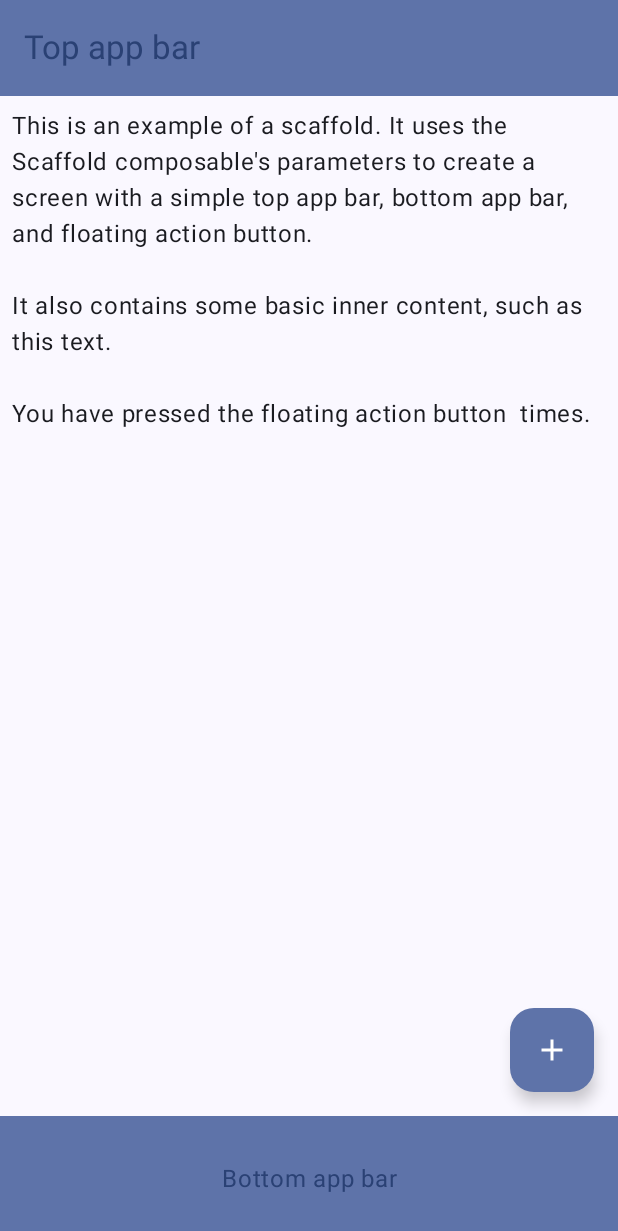
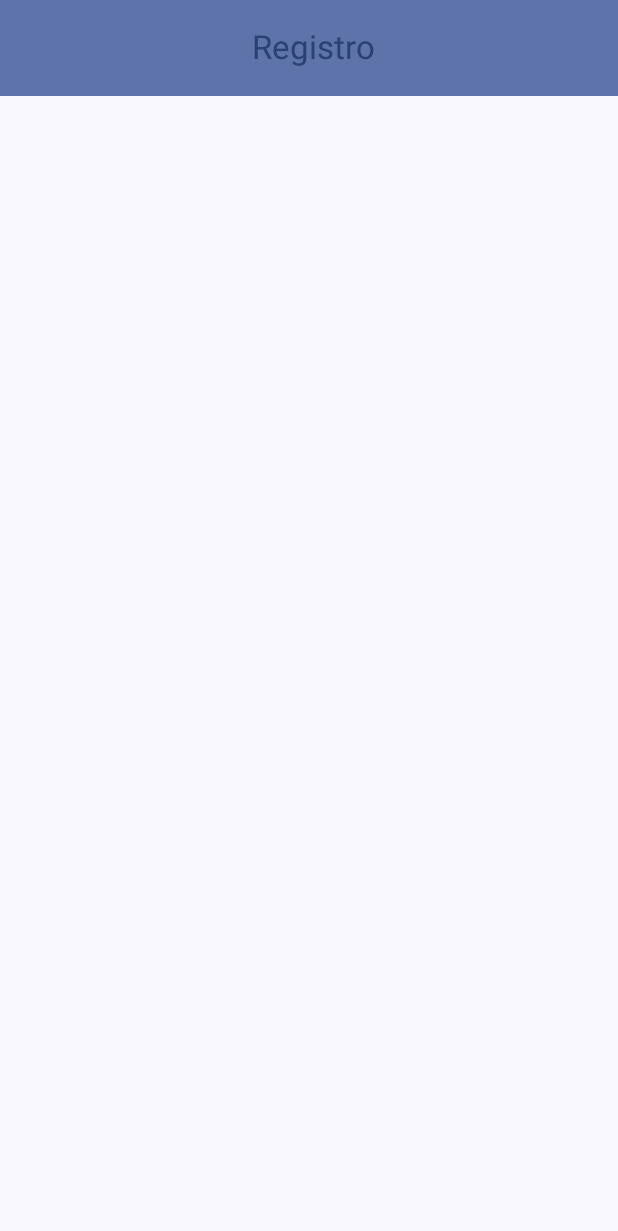
Before and after one commit to AGarcia052/desafiocompose, an Android app built with Jetpack Compose: the composable Registro shown on its own in the app's theme, on a phone screen of 412 x 824 dp. Shown: the top 1231 px of the screen. Run offline under Robolectric (Android 15) with nearby library versions, the phone set to English and light mode, and no system bars; our stand-ins replace Firebase (no records; nobody signed in at launch, a user with empty details on screens opened directly).

Commit message:
Creado login usuario

```diff
--- a/app/build.gradle.kts
+++ b/app/build.gradle.kts
@@ -6,7 +6,7 @@ plugins {
 
 android {
     namespace = "com.alejandro.minidesafiocompose"
-    compileSdk = 34
+    compileSdk = 35
 
     defaultConfig {
         applicationId = "com.alejandro.minidesafiocompose"
--- a/app/src/main/java/com/alejandro/minidesafiocompose/MainActivity.kt
+++ b/app/src/main/java/com/alejandro/minidesafiocompose/MainActivity.kt
@@ -7,6 +7,8 @@ import androidx.activity.enableEdgeToEdge
 import androidx.navigation.compose.NavHost
 import androidx.navigation.compose.composable
 import androidx.navigation.compose.rememberNavController
+import com.alejandro.minidesafiocompose.loginyregistro.Login
+import com.alejandro.minidesafiocompose.loginyregistro.Registro
 import com.alejandro.minidesafiocompose.ui.theme.MinidesafioComposeTheme
 
 class MainActivity : ComponentActivity() {
@@ -18,10 +20,10 @@ class MainActivity : ComponentActivity() {
                 val navController = rememberNavController()
                 NavHost(navController = navController, startDestination = Rutas.login) {
                     composable(Rutas.login) {
-                        //Login(navController)
+                        Login(navController)
                     }
                     composable(Rutas.registro) {
-                        //Registro(navController)
+                        Registro(navController)
                     }
                 }
             }
--- a/app/src/main/java/com/alejandro/minidesafiocompose/loginyregistro/Registro.kt
+++ b/app/src/main/java/com/alejandro/minidesafiocompose/loginyregistro/Registro.kt
@@ -2,29 +2,33 @@ package com.alejandro.minidesafiocompose.loginyregistro
 
 import androidx.compose.foundation.layout.Arrangement
 import androidx.compose.foundation.layout.Column
+import androidx.compose.foundation.layout.Row
+import androidx.compose.foundation.layout.Spacer
 import androidx.compose.foundation.layout.fillMaxWidth
+import androidx.compose.foundation.layout.height
 import androidx.compose.foundation.layout.padding
-import androidx.compose.material.icons.Icons
-import androidx.compose.material.icons.filled.Add
-import androidx.compose.material3.BottomAppBar
 import androidx.compose.material3.ExperimentalMaterial3Api
-import androidx.compose.material3.FloatingActionButton
-import androidx.compose.material3.Icon
 import androidx.compose.material3.MaterialTheme
 import androidx.compose.material3.Scaffold
 import androidx.compose.material3.Text
 import androidx.compose.material3.TopAppBar
 import androidx.compose.material3.TopAppBarDefaults.topAppBarColors
 import androidx.compose.runtime.Composable
+import androidx.compose.runtime.remember
+import androidx.compose.ui.Alignment
 import androidx.compose.ui.Modifier
-import androidx.compose.ui.text.style.TextAlign
+import androidx.compose.ui.platform.LocalContext
+import androidx.compose.ui.tooling.preview.Preview
 import androidx.compose.ui.unit.dp
 import androidx.navigation.NavController
+import com.alejandro.minidesafiocompose.ui.theme.MinidesafioComposeTheme
 
 
 @OptIn(ExperimentalMaterial3Api::class)
 @Composable
 fun Registro(nav: NavController){
+        val viewModel = remember { LoginRegistroViewModel() }
+
     Scaffold(
         topBar = {
             TopAppBar(
@@ -33,27 +37,17 @@ fun Registro(nav: NavController){
                     titleContentColor = MaterialTheme.colorScheme.primary,
                 ),
                 title = {
-                    Text("Top app bar")
+                    Row(
+                        verticalAlignment = Alignment.CenterVertically,
+                        horizontalArrangement = Arrangement.Center,
+                        modifier = Modifier.fillMaxWidth().padding(end = 10.dp)
+                    ) {
+                        Text("Registro")
+
+                    }
+
                 }
             )
-        },
-        bottomBar = {
-            BottomAppBar(
-                containerColor = MaterialTheme.colorScheme.primaryContainer,
-                contentColor = MaterialTheme.colorScheme.primary,
-            ) {
-                Text(
-                    modifier = Modifier
-                        .fillMaxWidth(),
-                    textAlign = TextAlign.Center,
-                    text = "Bottom app bar",
-                )
-            }
-        },
-        floatingActionButton = {
-            FloatingActionButton(onClick = {  }) {
-                Icon(Icons.Default.Add, contentDescription = "Add")
-            }
         }
     ) { innerPadding ->
         Column(
@@ -61,17 +55,22 @@ fun Registro(nav: NavController){
                 .padding(innerPadding),
             verticalArrangement = Arrangement.spacedBy(16.dp),
         ) {
-            Text(
-                modifier = Modifier.padding(8.dp),
-                text =
-                """
-                    This is an example of a scaffold. It uses the Scaffold composable's parameters to create a screen with a simple top app bar, bottom app bar, and floating action button.
+            Spacer(Modifier.height(10.dp))
 
-                    It also contains some basic inner content, such as this text.
+            Spacer(Modifier.height(40.dp))
 
-                    You have pressed the floating action button  times.
-                """.trimIndent(),
-            )
+            Column {
+
+            }
+
         }
     }
+
 }
+@Preview(showBackground = true)
+@Composable
+fun PreviewRegistro(){
+    MinidesafioComposeTheme {
+        Registro(nav = NavController(context = LocalContext.current))
+    }
+}
```
Also changed, not shown: app/src/main/java/com/alejandro/minidesafiocompose/loginyregistro/Login.kt (+49 -48 lines), app/src/main/java/com/alejandro/minidesafiocompose/loginyregistro/LoginRegistroViewModel.kt (+10 -7 lines).
